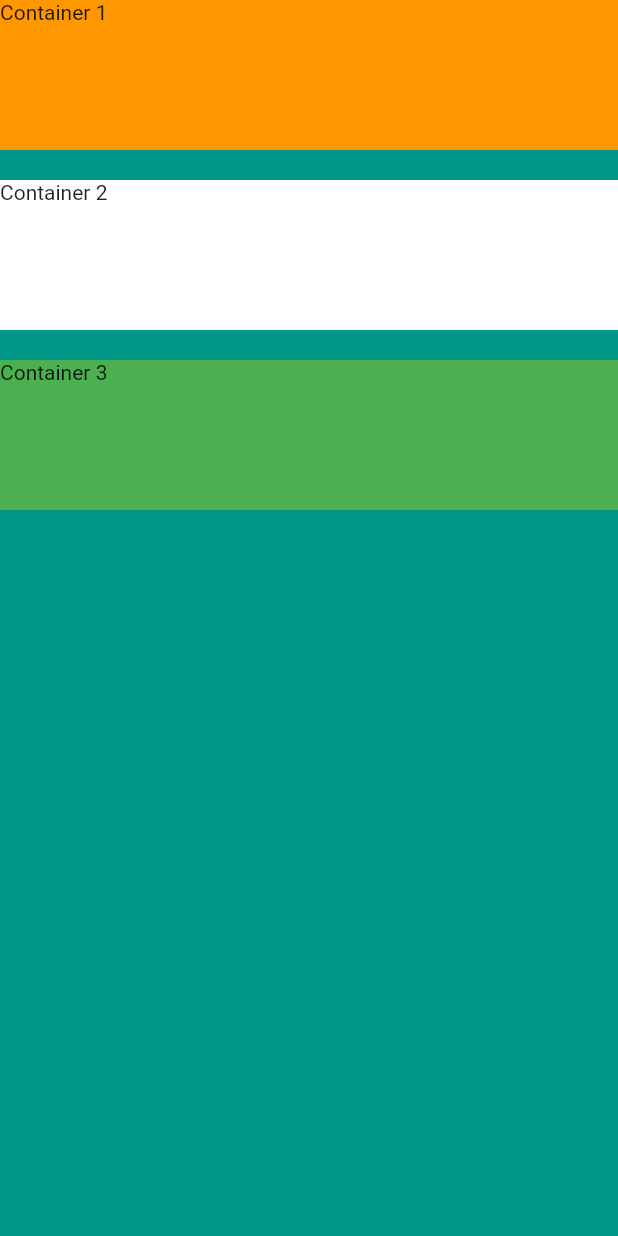
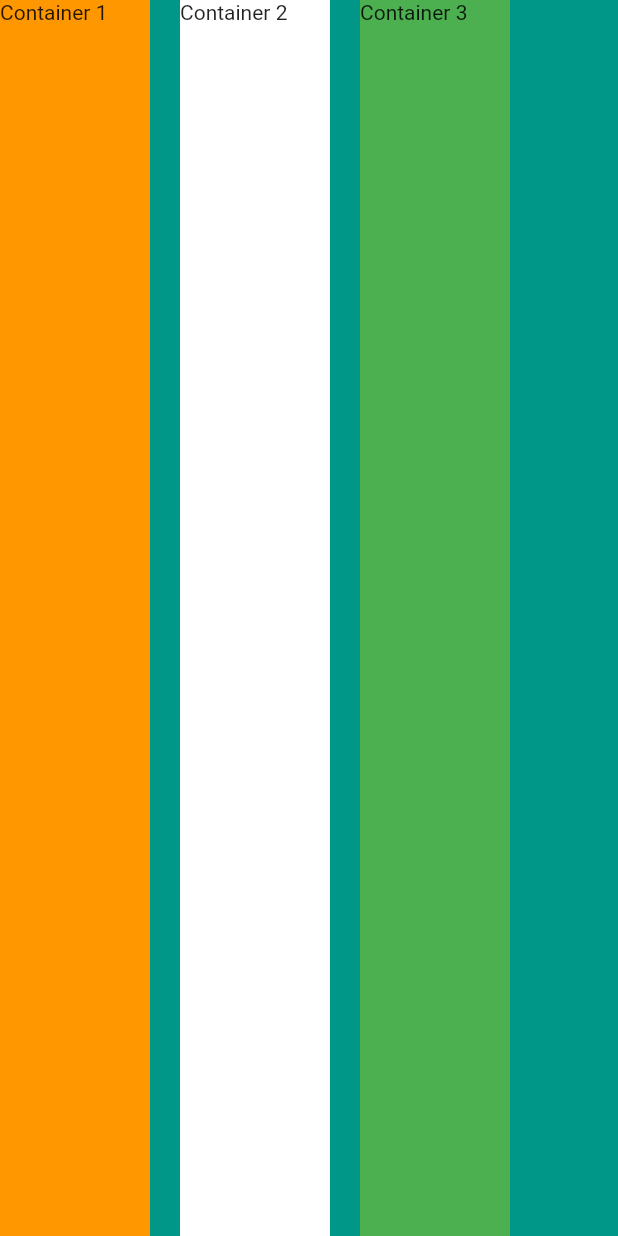
Before and after one commit to rajeevlochansahu/flutter_app_example, a Flutter app: the screen it shows after launch, on a phone screen of 412 x 824 dp. Run offline on Flutter 3.47's test engine with Material 2 defaults, Android fonts, the phone set to English and light mode, and no system bars.

Commit message:
Row container with SizeBox

```diff
--- a/lib/main.dart
+++ b/lib/main.dart
@@ -13,7 +13,7 @@ class MyApp extends StatelessWidget {
       home: Scaffold(
         backgroundColor: Colors.teal,
         body: SafeArea(
-          child: Column(
+          child: Row(
             //mainAxisAlignment: MainAxisAlignment.center,
             crossAxisAlignment: CrossAxisAlignment.stretch,
             children: [
@@ -23,14 +23,14 @@ class MyApp extends StatelessWidget {
                 color: Colors.orange,
                 child: Text('Container 1'),
               ),
-              SizedBox(height: 20),
+              SizedBox(width: 20),
               Container(
                 height: 100.0,
                 width: 100.0,
                 color: Colors.white,
                 child: Text('Container 2'),
               ),
-              SizedBox(height: 20),
+              SizedBox(width: 20),
               Container(
                 height: 100.0,
                 width: 100.0,
```
